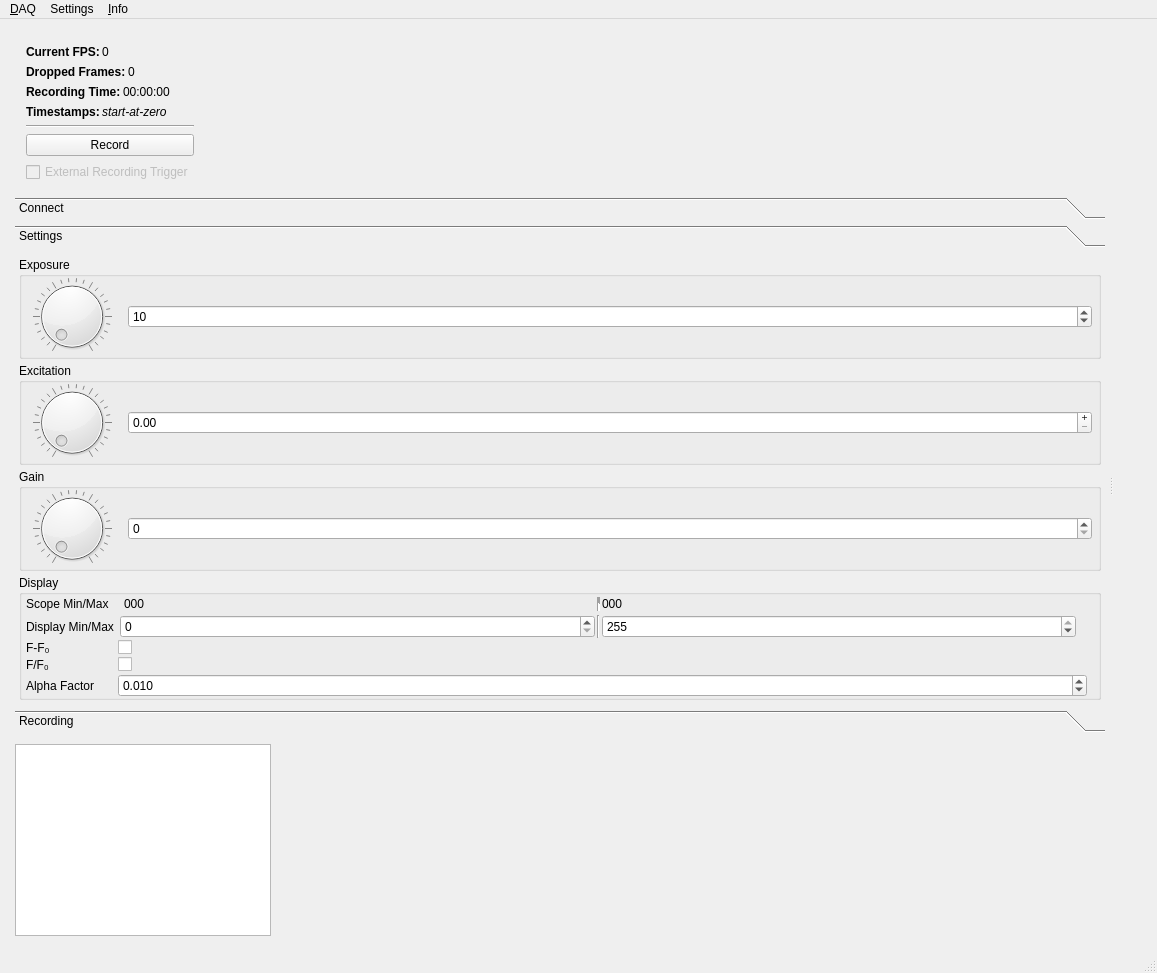
Above: src/mainwindow.ui from bothlab/pomidaq before the change. Below: the same form after it.
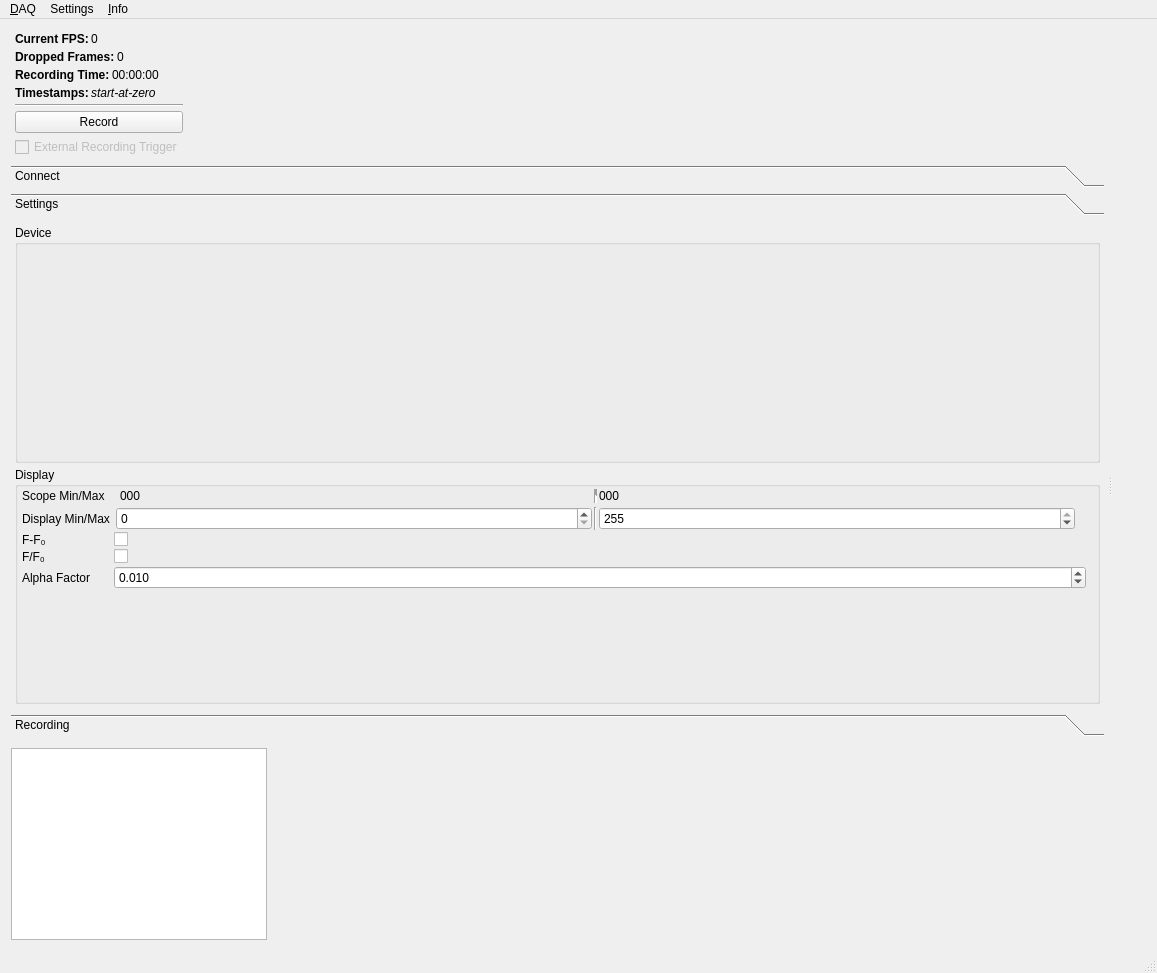
That is the form after the change. The open tabs and pages were chosen to show the change. Icons and pictures are not drawn.

The edit to the form file:
```diff
--- a/src/mainwindow.ui
+++ b/src/mainwindow.ui
@@ -26,7 +26,7 @@
       </property>
       <widget class="QWidget" name="widget" native="true">
        <property name="sizePolicy">
-        <sizepolicy hsizetype="Maximum" vsizetype="Minimum">
+        <sizepolicy hsizetype="Maximum" vsizetype="Preferred">
          <horstretch>0</horstretch>
          <verstretch>0</verstretch>
         </sizepolicy>
@@ -36,16 +36,16 @@
          <number>4</number>
         </property>
         <property name="leftMargin">
-         <number>4</number>
+         <number>0</number>
         </property>
         <property name="topMargin">
-         <number>4</number>
+         <number>0</number>
         </property>
         <property name="rightMargin">
          <number>4</number>
         </property>
         <property name="bottomMargin">
-         <number>4</number>
+         <number>0</number>
         </property>
         <item>
          <widget class="QWidget" name="widget_6" native="true">
@@ -56,6 +56,21 @@
            </sizepolicy>
           </property>
           <layout class="QVBoxLayout" name="verticalLayout_4">
+           <property name="spacing">
+            <number>4</number>
+           </property>
+           <property name="leftMargin">
+            <number>4</number>
+           </property>
+           <property name="topMargin">
+            <number>2</number>
+           </property>
+           <property name="rightMargin">
+            <number>4</number>
+           </property>
+           <property name="bottomMargin">
+            <number>4</number>
+           </property>
            <item>
             <widget class="QWidget" name="widget_2" native="true">
              <layout class="QHBoxLayout" name="horizontalLayout_6">
@@ -402,8 +417,8 @@
             <rect>
              <x>0</x>
              <y>0</y>
-             <width>1072</width>
-             <height>428</height>
+             <width>1106</width>
+             <height>454</height>
             </rect>
            </property>
            <attribute name="label">
@@ -428,172 +443,8 @@
             <item>
              <widget class="QGroupBox" name="groupBox_2">
               <property name="title">
-               <string>Exposure</string>
+               <string>Device</string>
               </property>
-              <layout class="QHBoxLayout" name="horizontalLayout_2">
-               <property name="spacing">
-                <number>6</number>
-               </property>
-               <property name="leftMargin">
-                <number>0</number>
-               </property>
-               <property name="topMargin">
-                <number>0</number>
-               </property>
-               <property name="rightMargin">
-                <number>6</number>
-               </property>
-               <property name="bottomMargin">
-                <number>0</number>
-               </property>
-               <item>
-                <widget class="QDial" name="dial">
-                 <property name="sizePolicy">
-                  <sizepolicy hsizetype="Maximum" vsizetype="Preferred">
-                   <horstretch>0</horstretch>
-                   <verstretch>0</verstretch>
-                  </sizepolicy>
-                 </property>
-                 <property name="minimum">
-                  <number>1</number>
-                 </property>
-                 <property name="maximum">
-                  <number>100</number>
-                 </property>
-                 <property name="wrapping">
-                  <bool>false</bool>
-                 </property>
-                 <property name="notchesVisible">
-                  <bool>true</bool>
-                 </property>
-                </widget>
-               </item>
-               <item>
-                <widget class="QSpinBox" name="sbExposure">
-                 <property name="toolTip">
-                  <string>Adjust camera exposure</string>
-                 </property>
-                 <property name="minimum">
-                  <number>1</number>
-                 </property>
-                 <property name="maximum">
-                  <number>100</number>
-                 </property>
-                 <property name="value">
-                  <number>10</number>
-                 </property>
-                </widget>
-               </item>
-              </layout>
-             </widget>
-            </item>
-            <item>
-             <widget class="QGroupBox" name="groupBox_3">
-              <property name="title">
-               <string>Excitation</string>
-              </property>
-              <layout class="QHBoxLayout" name="horizontalLayout_3">
-               <property name="spacing">
-                <number>6</number>
-               </property>
-               <property name="leftMargin">
-                <number>0</number>
-               </property>
-               <property name="topMargin">
-                <number>0</number>
-               </property>
-               <property name="rightMargin">
-                <number>6</number>
-               </property>
-               <property name="bottomMargin">
-                <number>0</number>
-               </property>
-               <item>
-                <widget class="QDial" name="dialExcitation">
-                 <property name="sizePolicy">
-                  <sizepolicy hsizetype="Maximum" vsizetype="Preferred">
-                   <horstretch>0</horstretch>
-                   <verstretch>0</verstretch>
-                  </sizepolicy>
-                 </property>
-                 <property name="maximum">
-                  <number>100</number>
-                 </property>
-                 <property name="singleStep">
-                  <number>1</number>
-                 </property>
-                 <property name="notchesVisible">
-                  <bool>true</bool>
-                 </property>
-                </widget>
-               </item>
-               <item>
-                <widget class="QDoubleSpinBox" name="sbExcitation">
-                 <property name="toolTip">
-                  <string>Excitation LED brightness</string>
-                 </property>
-                 <property name="buttonSymbols">
-                  <enum>QAbstractSpinBox::PlusMinus</enum>
-                 </property>
-                 <property name="maximum">
-                  <double>100.000000000000000</double>
-                 </property>
-                 <property name="singleStep">
-                  <double>0.200000000000000</double>
-                 </property>
-                </widget>
-               </item>
-              </layout>
-             </widget>
-            </item>
-            <item>
-             <widget class="QGroupBox" name="groupBox_4">
-              <property name="title">
-               <string>Gain</string>
-              </property>
-              <layout class="QHBoxLayout" name="horizontalLayout_5">
-               <property name="spacing">
-                <number>6</number>
-               </property>
-               <property name="leftMargin">
-                <number>0</number>
-               </property>
-               <property name="topMargin">
-                <number>0</number>
-               </property>
-               <property name="rightMargin">
-                <number>6</number>
-               </property>
-               <property name="bottomMargin">
-                <number>0</number>
-               </property>
-               <item>
-                <widget class="QDial" name="dial_3">
-                 <property name="sizePolicy">
-                  <sizepolicy hsizetype="Maximum" vsizetype="Preferred">
-                   <horstretch>0</horstretch>
-                   <verstretch>0</verstretch>
-                  </sizepolicy>
-                 </property>
-                 <property name="maximum">
-                  <number>100</number>
-                 </property>
-                 <property name="notchesVisible">
-                  <bool>true</bool>
-                 </property>
-                </widget>
-               </item>
-               <item>
-                <widget class="QSpinBox" name="sbGain">
-                 <property name="toolTip">
-                  <string>Adjust gain</string>
-                 </property>
-                 <property name="maximum">
-                  <number>100</number>
-                 </property>
-                </widget>
-               </item>
-              </layout>
              </widget>
             </item>
             <item>
```
Left out of the diff: 97 changed lines with no effect on the pictures.
